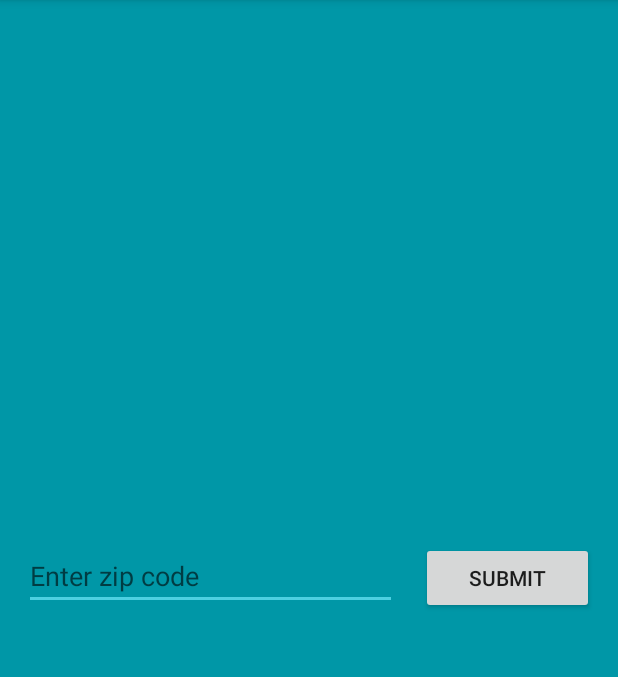
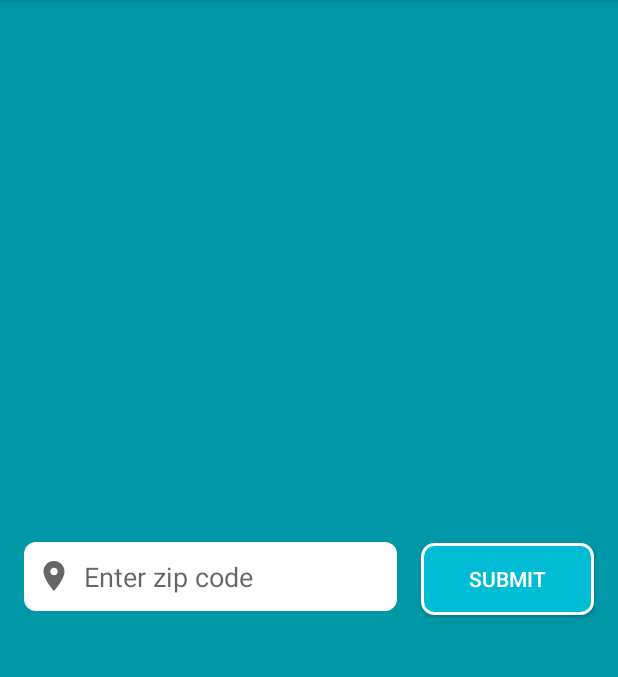
Before and after one commit to haryansyah-mfr/Weather_App, an Android app: the screen it shows after launch (MainActivity), on a phone screen of 412 x 824 dp, the part 84-761 px from its top. Run offline under Robolectric (Android 15) with nearby library versions, the phone set to English and light mode, and no system bars.

Commit message:
Apply strings, backgrounds and icon

```diff
--- a/app/src/main/res/layout/activity_main.xml
+++ b/app/src/main/res/layout/activity_main.xml
@@ -10,12 +10,17 @@
     <EditText
         android:id="@+id/editZipCode"
         android:layout_width="0dp"
-        android:layout_height="wrap_content"
+        android:layout_height="46dp"
         android:ems="10"
-        android:hint="Enter zip code"
+        android:hint="@string/edit_zip_code"
         android:inputType="number"
         android:layout_marginStart="16dp"
         android:layout_marginEnd="8dp"
+        android:background="@drawable/bg_primary_rectangle"
+        android:drawableStart="@drawable/ic_baseline_location"
+        android:paddingStart="8dp"
+        android:paddingEnd="8dp"
+        android:drawablePadding="8dp"
         app:layout_constraintBottom_toBottomOf="parent"
         app:layout_constraintEnd_toStartOf="@+id/button"
         app:layout_constraintHorizontal_bias="0.5"
@@ -26,11 +31,13 @@
         android:id="@+id/button"
         android:layout_width="wrap_content"
         android:layout_height="wrap_content"
-        android:text="Submit"
+        android:text="@string/submit_button"
+        android:textColor="@android:color/white"
         android:layout_marginStart="8dp"
         android:layout_marginEnd="16dp"
         android:paddingStart="32dp"
         android:paddingEnd="32dp"
+        android:background="@drawable/bg_stroke_rectangle"
         app:layout_constraintBaseline_toBaselineOf="@+id/editZipCode"
         app:layout_constraintEnd_toEndOf="parent"
         app:layout_constraintStart_toEndOf="@+id/editZipCode" />
```
